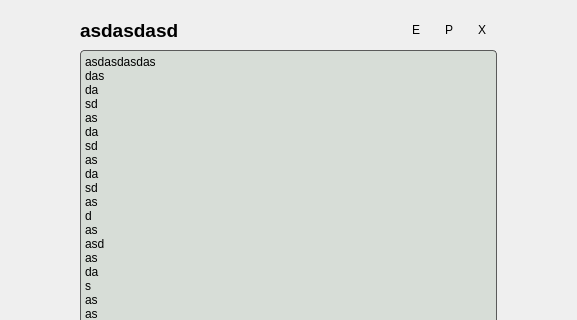
Above: chatgpt_project/ui/dialog_ui.ui from bigdeeer/toolbox before the change; both pictures show x 159 to 736 and y 0 to 320 of the 895 by 653 pixel window. Below: the same form after it.
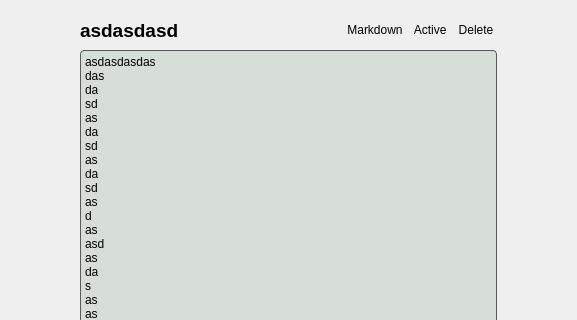
That is the form after the change.

The edit to the form file:
```diff
--- a/chatgpt_project/ui/dialog_ui.ui
+++ b/chatgpt_project/ui/dialog_ui.ui
@@ -79,7 +79,7 @@
         </property>
         <layout class="QHBoxLayout" name="horizontalLayout">
          <property name="spacing">
-          <number>3</number>
+          <number>5</number>
          </property>
          <property name="leftMargin">
           <number>0</number>
@@ -134,32 +134,35 @@
          <item>
           <widget class="QPushButton" name="edit_cell_btn">
            <property name="sizePolicy">
-            <sizepolicy hsizetype="Fixed" vsizetype="Fixed">
+            <sizepolicy hsizetype="Preferred" vsizetype="Fixed">
              <horstretch>0</horstretch>
              <verstretch>0</verstretch>
             </sizepolicy>
            </property>
            <property name="minimumSize">
             <size>
-             <width>30</width>
+             <width>0</width>
              <height>30</height>
             </size>
            </property>
            <property name="maximumSize">
             <size>
-             <width>30</width>
+             <width>100</width>
              <height>30</height>
             </size>
            </property>
            <property name="text">
-            <string>E</string>
+            <string> Markdown </string>
+           </property>
+           <property name="checkable">
+            <bool>true</bool>
            </property>
           </widget>
          </item>
          <item>
           <widget class="QPushButton" name="pause_cell_btn">
            <property name="sizePolicy">
-            <sizepolicy hsizetype="Fixed" vsizetype="Fixed">
+            <sizepolicy hsizetype="Preferred" vsizetype="Fixed">
              <horstretch>0</horstretch>
              <verstretch>0</verstretch>
             </sizepolicy>
@@ -172,19 +175,25 @@
            </property>
            <property name="maximumSize">
             <size>
-             <width>30</width>
+             <width>100</width>
              <height>30</height>
             </size>
            </property>
            <property name="text">
-            <string>P</string>
+            <string> Active </string>
+           </property>
+           <property name="checkable">
+            <bool>true</bool>
+           </property>
+           <property name="checked">
+            <bool>true</bool>
            </property>
           </widget>
          </item>
          <item>
           <widget class="QPushButton" name="delete_cell_btn">
            <property name="sizePolicy">
-            <sizepolicy hsizetype="Fixed" vsizetype="Fixed">
+            <sizepolicy hsizetype="Preferred" vsizetype="Fixed">
              <horstretch>0</horstretch>
              <verstretch>0</verstretch>
             </sizepolicy>
@@ -197,12 +206,12 @@
            </property>
            <property name="maximumSize">
             <size>
-             <width>30</width>
+             <width>100</width>
              <height>30</height>
             </size>
            </property>
            <property name="text">
-            <string>X</string>
+            <string> Delete </string>
            </property>
           </widget>
          </item>
```
